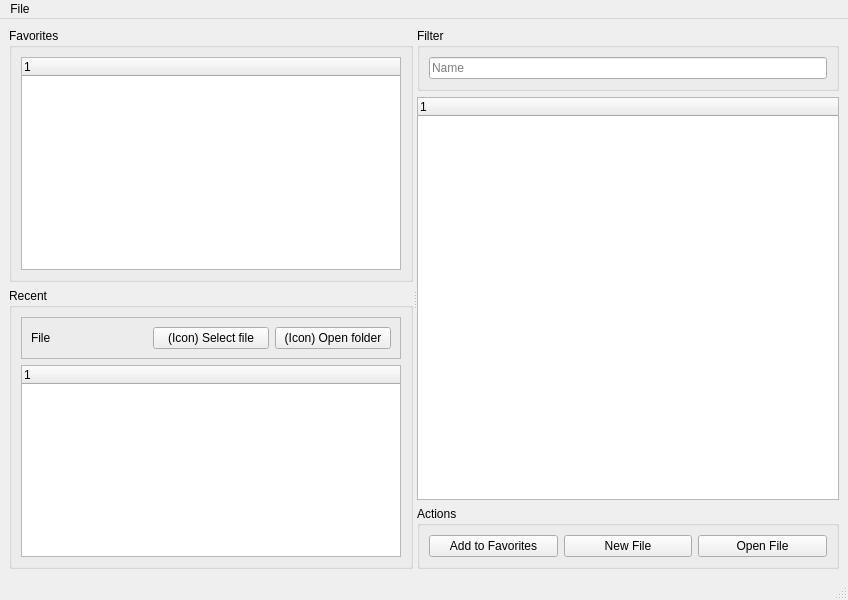
Before: the Qt Designer form src/explorer/aexplorer.ui in dertwist/Hammer5Tools, drawn with Qt 5.
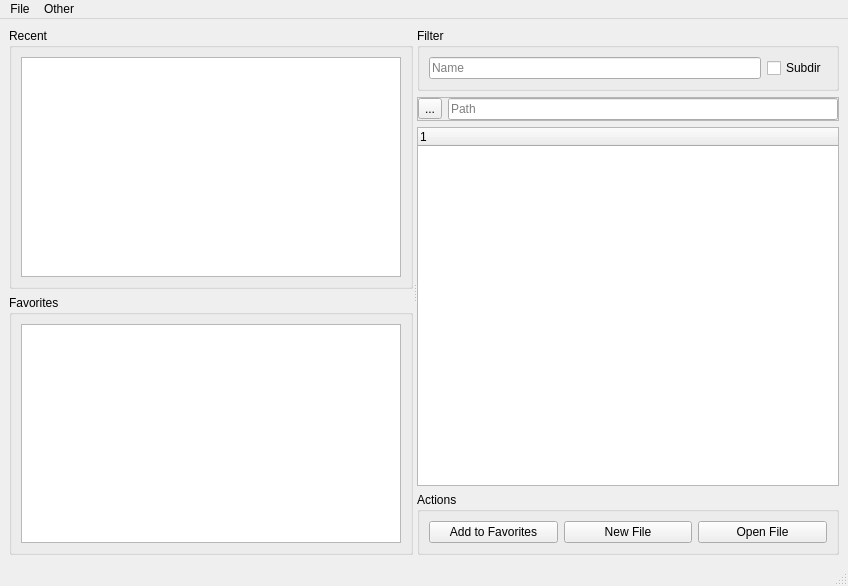
After: the same form once the commit is applied. Icons and pictures are not drawn.

Diff of the .ui file:
```diff
--- a/src/explorer/aexplorer.ui
+++ b/src/explorer/aexplorer.ui
@@ -7,7 +7,7 @@
     <x>0</x>
     <y>0</y>
     <width>848</width>
-    <height>600</height>
+    <height>586</height>
    </rect>
   </property>
   <property name="windowTitle">
@@ -20,26 +20,8 @@
       <property name="orientation">
        <enum>Qt::Horizontal</enum>
       </property>
-      <widget class="QWidget" name="">
+      <widget class="QWidget" name="layoutWidget">
        <layout class="QVBoxLayout" name="verticalLayout_4">
-        <item>
-         <widget class="QGroupBox" name="groupBox">
-          <property name="title">
-           <string>Favorites</string>
-          </property>
-          <layout class="QVBoxLayout" name="verticalLayout">
-           <item>
-            <widget class="QTreeWidget" name="treeWidget">
-             <column>
-              <property name="text">
-               <string notr="true">1</string>
-              </property>
-             </column>
-            </widget>
-           </item>
-          </layout>
-         </widget>
-        </item>
         <item>
          <widget class="QGroupBox" name="groupBox_3">
           <property name="title">
@@ -47,56 +29,26 @@
           </property>
           <layout class="QVBoxLayout" name="verticalLayout_3">
            <item>
-            <layout class="QHBoxLayout" name="horizontalLayout"/>
+            <widget class="QListWidget" name="recent_list"/>
            </item>
+          </layout>
+         </widget>
+        </item>
+        <item>
+         <widget class="QGroupBox" name="groupBox">
+          <property name="title">
+           <string>Favorites</string>
+          </property>
+          <layout class="QVBoxLayout" name="verticalLayout">
            <item>
-            <widget class="QFrame" name="frame">
-             <property name="frameShape">
-              <enum>QFrame::StyledPanel</enum>
-             </property>
-             <property name="frameShadow">
-              <enum>QFrame::Raised</enum>
-             </property>
-             <layout class="QHBoxLayout" name="horizontalLayout_2">
-              <item>
-               <widget class="QLabel" name="label">
-                <property name="text">
-                 <string>File</string>
-                </property>
-               </widget>
-              </item>
-              <item>
-               <widget class="QPushButton" name="pushButton">
-                <property name="text">
-                 <string>(Icon) Select file</string>
-                </property>
-               </widget>
-              </item>
-              <item>
-               <widget class="QPushButton" name="pushButton_2">
-                <property name="text">
-                 <string>(Icon) Open folder</string>
-                </property>
-               </widget>
-              </item>
-             </layout>
-            </widget>
-           </item>
-           <item>
-            <widget class="QTreeWidget" name="treeWidget_3">
-             <column>
-              <property name="text">
-               <string notr="true">1</string>
-              </property>
-             </column>
-            </widget>
+            <widget class="QListWidget" name="favorites_list"/>
            </item>
           </layout>
          </widget>
         </item>
        </layout>
       </widget>
-      <widget class="QWidget" name="">
+      <widget class="QWidget" name="layoutWidget">
        <layout class="QVBoxLayout" name="verticalLayout_2">
         <item>
          <widget class="QGroupBox" name="groupBox_4">
@@ -111,18 +63,61 @@
              </property>
             </widget>
            </item>
+           <item>
+            <widget class="QCheckBox" name="subdir">
+             <property name="text">
+              <string>Subdir</string>
+             </property>
+            </widget>
+           </item>
           </layout>
          </widget>
         </item>
         <item>
-         <widget class="QTreeWidget" name="treeWidget_2">
-          <column>
-           <property name="text">
-            <string notr="true">1</string>
+         <widget class="QFrame" name="frame">
+          <property name="frameShape">
+           <enum>QFrame::Shape::StyledPanel</enum>
+          </property>
+          <property name="frameShadow">
+           <enum>QFrame::Shadow::Raised</enum>
+          </property>
+          <layout class="QHBoxLayout" name="horizontalLayout">
+           <property name="leftMargin">
+            <number>0</number>
            </property>
-          </column>
+           <property name="topMargin">
+            <number>0</number>
+           </property>
+           <property name="rightMargin">
+            <number>0</number>
+           </property>
+           <property name="bottomMargin">
+            <number>0</number>
+           </property>
+           <item>
+            <widget class="QToolButton" name="up_dir">
+             <property name="text">
+              <string>...</string>
+             </property>
+             <property name="icon">
+              <iconset resource="../resources.qrc">
+               <normaloff>:/valve_common/icons/tools/common/arrow_right_up.png</normaloff>:/valve_common/icons/tools/common/arrow_right_up.png</iconset>
+             </property>
+            </widget>
+           </item>
+           <item>
+            <widget class="QLineEdit" name="path">
+             <property name="placeholderText">
+              <string>Path</string>
+             </property>
+            </widget>
+           </item>
+          </layout>
          </widget>
         </item>
+        <item>
+         <widget class="QTreeWidget" name="filetree"/>
+        </item>
         <item>
          <widget class="QGroupBox" name="groupBox_2">
           <property name="title">
@@ -165,15 +160,27 @@
      <x>0</x>
      <y>0</y>
      <width>848</width>
-     <height>21</height>
+     <height>33</height>
     </rect>
    </property>
    <widget class="QMenu" name="menuSetting">
     <property name="title">
      <string>File</string>
     </property>
+    <addaction name="actionNew_file"/>
+    <addaction name="actionOpen_file"/>
+    <addaction name="actionAdd_To_Favorites"/>
+   </widget>
+   <widget class="QMenu" name="menuOther">
+    <property name="title">
+     <string>Other</string>
+    </property>
+    <addaction name="actionClear_All_Recent"/>
+    <addaction name="actionClear_All_Favorites"/>
+    <addaction name="actionOpen_current_path_in_Explorer"/>
    </widget>
    <addaction name="menuSetting"/>
+   <addaction name="menuOther"/>
   </widget>
   <widget class="QStatusBar" name="statusbar"/>
  </widget>
```
Left out of the diff: 115 changed lines with no effect on the pictures.
